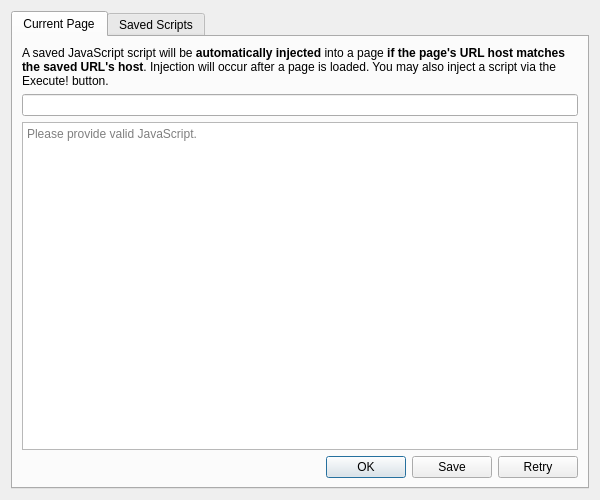
textbrowser/dooble, file UI/dooble_javascript.ui: the form before one commit.
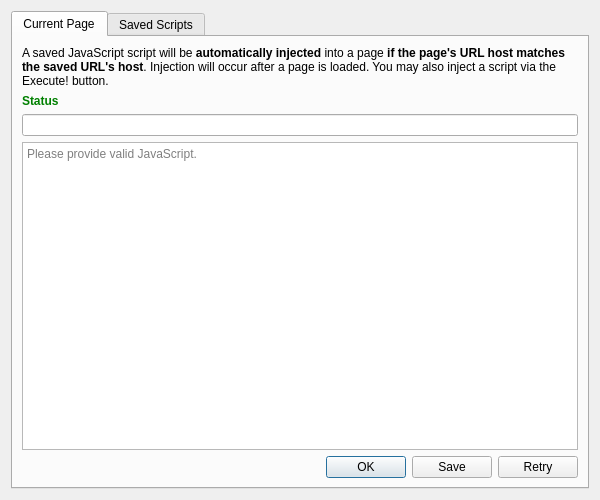
The form after the commit. Icons and pictures are not drawn.

Commit message: Simple label.

Patch:
```diff
--- a/UI/dooble_javascript.ui
+++ b/UI/dooble_javascript.ui
@@ -38,6 +38,22 @@
          </property>
         </widget>
        </item>
+       <item>
+        <widget class="QLabel" name="status">
+         <property name="font">
+          <font>
+           <weight>75</weight>
+           <bold>true</bold>
+          </font>
+         </property>
+         <property name="styleSheet">
+          <string notr="true">QLabel {color: green;}</string>
+         </property>
+         <property name="text">
+          <string>Status</string>
+         </property>
+        </widget>
+       </item>
        <item>
         <widget class="QLineEdit" name="url">
          <property name="readOnly">
```
The commit also changes 3 other files.
